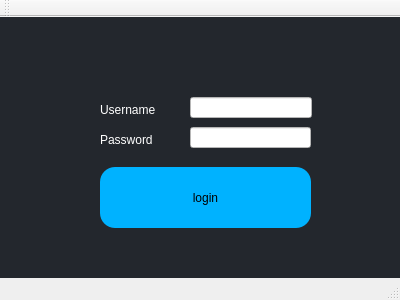
The window that Code/LoginWindow/LoginWindow/login.ui (ajmcint2/Team15CSE360) describes before a commit, drawn with Qt 5.
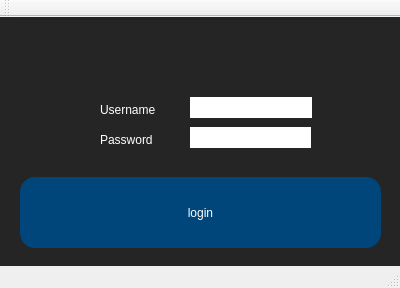
The same window after the commit.

The edit to the form file:
```diff
--- a/Code/LoginWindow/LoginWindow/login.ui
+++ b/Code/LoginWindow/LoginWindow/login.ui
@@ -7,7 +7,7 @@
     <x>0</x>
     <y>0</y>
     <width>400</width>
-    <height>300</height>
+    <height>288</height>
    </rect>
   </property>
   <property name="windowTitle">
@@ -15,7 +15,7 @@
   </property>
   <widget class="QWidget" name="centralWidget">
    <property name="styleSheet">
-    <string notr="true">background: rgb(35, 39, 45);</string>
+    <string notr="true">background: rgb(37, 37, 37);</string>
    </property>
    <widget class="QLabel" name="label_username">
     <property name="geometry">
@@ -61,7 +61,9 @@
      </rect>
     </property>
     <property name="styleSheet">
-     <string notr="true">background: white;</string>
+     <string notr="true">background: white;
+border-radius: 20px;
+</string>
     </property>
    </widget>
    <widget class="QLineEdit" name="lineEdit_2">
@@ -74,22 +76,34 @@
      </rect>
     </property>
     <property name="styleSheet">
-     <string notr="true">background: white;</string>
+     <string notr="true">background: white;
+border-radius: 20px;
+</string>
     </property>
    </widget>
    <widget class="QPushButton" name="pushButton">
     <property name="geometry">
      <rect>
-      <x>100</x>
-      <y>150</y>
-      <width>211</width>
-      <height>61</height>
+      <x>20</x>
+      <y>160</y>
+      <width>361</width>
+      <height>71</height>
      </rect>
     </property>
     <property name="styleSheet">
-     <string notr="true">background-color: rgb(0, 178, 255);
+     <string notr="true">#pushButton{
+background-color: rgb(0, 70, 122);
+color: white;
 font: 25 36pt &quot;Avenir&quot;;
-border-radius: 15px;</string>
+border-radius: 15px;
+}
+
+#pushButton:pressed{
+background-color: rgb(0, 58, 104);
+color: white;
+font: 25 36pt &quot;Avenir&quot;;
+border-radius: 15px;
+}</string>
     </property>
     <property name="text">
      <string>login</string>
@@ -98,10 +112,10 @@
    <widget class="QLabel" name="status">
     <property name="geometry">
      <rect>
-      <x>150</x>
-      <y>40</y>
-      <width>59</width>
-      <height>16</height>
+      <x>50</x>
+      <y>30</y>
+      <width>291</width>
+      <height>31</height>
      </rect>
     </property>
     <property name="text">
```
